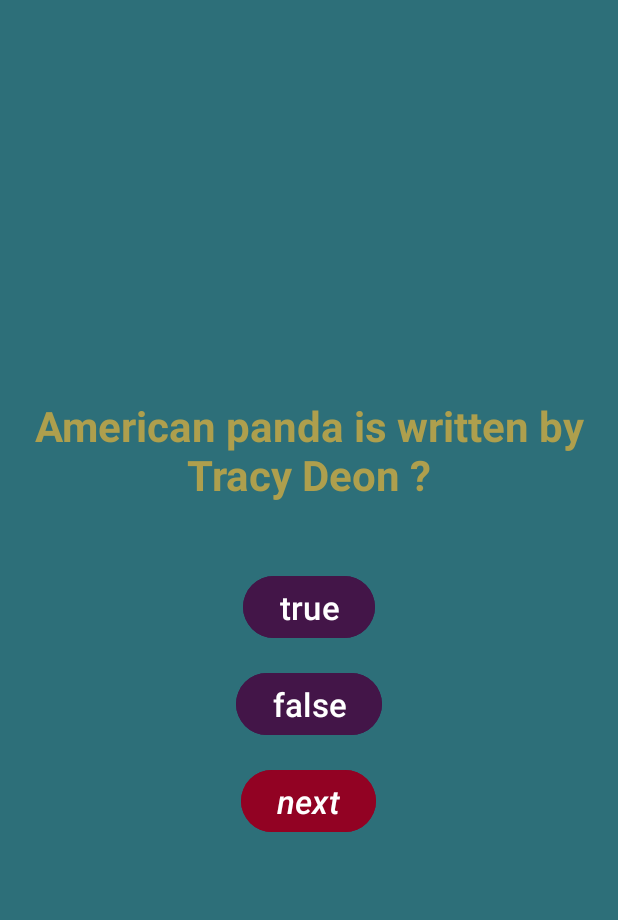
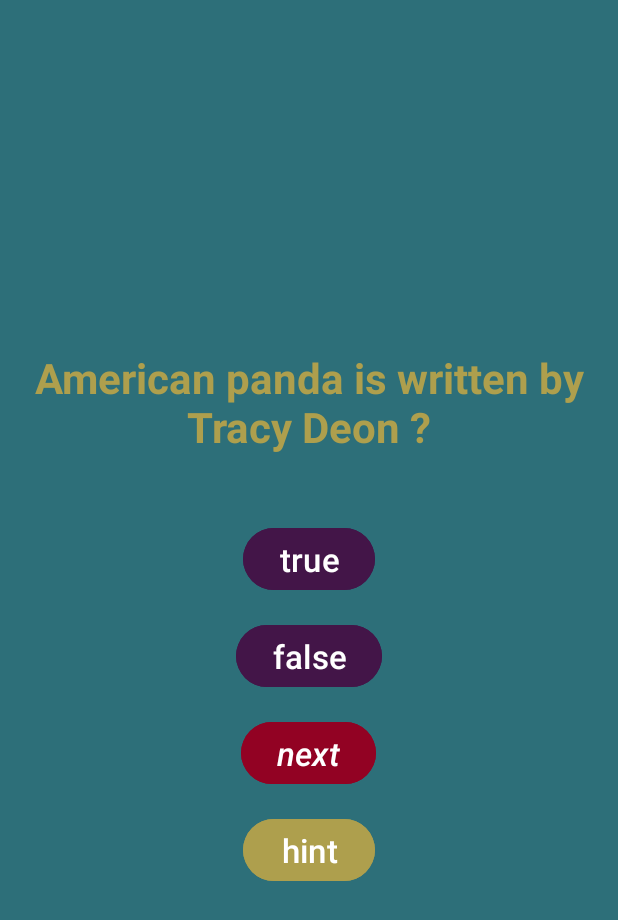
Before and after one commit to Anna24-bit/BookQuiz, an Android app: the screen it shows after launch (MainActivity), on a phone screen of 412 x 824 dp. Shown: the top 920 px of the screen. Run offline under Robolectric (Android 15) with nearby library versions, the phone set to English and light mode, and no system bars.

Commit message:
added the hint and penalty and i added the Snackbar and i fixed the email body

```diff
--- a/app/src/main/java/org/baltimorecityschools/bookquizappal/MainActivity.java
+++ b/app/src/main/java/org/baltimorecityschools/bookquizappal/MainActivity.java
@@ -15,6 +15,8 @@
 import androidx.core.view.ViewCompat;
 import androidx.core.view.WindowInsetsCompat;
 
+import com.google.android.material.snackbar.Snackbar;
+
 public class MainActivity extends AppCompatActivity {
     TextView questTV;
     Button trueBTN,falsBTN,nextbn;
@@ -23,9 +25,10 @@
     Toast myToast;
     int score;
     Intent goToSA;
-    Question q1,q2,q3,q4,q5,q6,q7,q8,q9,q10, currentQ;
+    Question q1,q2,q3,q4,q5,q6,q7,q8,q9,q10, currentQ, hints;
     Question[] questions;
     int currentIndex;
+    Button hintBTN;
 
     @Override
     protected void onCreate(Bundle savedInstanceState) {
@@ -33,16 +36,16 @@
         EdgeToEdge.enable(this);
         setContentView(R.layout.activity_main);
 
-        q1 = new Question(getString(R.string.q1Text),false);
-        q2 = new Question(getString(R.string.q2T),false);
-        q3 = new Question(getString(R.string.q3T),true);
-        q4 = new Question(getString(R.string.q4T),false);
-        q5 = new Question(getString(R.string.q5T),false);
-        q6 = new Question(getString(R.string.q6T),true);
-        q7 = new Question(getString(R.string.qT7),true);
-        q8 = new Question(getString(R.string.qT8),true);
-        q9 = new Question(getString(R.string.qT9),false);
-        q10 = new Question(getString(R.string.qT10),true);
+        q1 = new Question(getString(R.string.q1Text),false,"American panda was written by the same author of our wayward fate");
+        q2 = new Question(getString(R.string.q2T),false," book was published 1999");
+        q3 = new Question(getString(R.string.q3T),true,"The MC finds people strange");
+        q4 = new Question(getString(R.string.q4T),false,"The MC was born in Tokyo");
+        q5 = new Question(getString(R.string.q5T),false,"the MC has a half sister");
+        q6 = new Question(getString(R.string.q6T),true,"harry potter was book was first published in 1997");
+        q7 = new Question(getString(R.string.qT7),true,"two black men were accused of murder in alabama");
+        q8 = new Question(getString(R.string.qT8),true,"The answers to bree's quest in book two will be revealed in a following book");
+        q9 = new Question(getString(R.string.qT9),false,"The author died in 1940");
+        q10 = new Question(getString(R.string.qT10),true,"james baldwin wrote a story about two lovers from NYC who experienced racism in their city");
 
 
 
@@ -57,13 +60,26 @@
         trueBTN=findViewById(R.id.trbtn);
         falsBTN=findViewById(R.id.flbtn);
         toastMsg="You got the question wrong";
+        hintBTN=findViewById(R.id.Hbtn);
+
+        hintBTN.setOnClickListener(new View.OnClickListener() {
+            @Override
+            public void onClick(View view) {
+                Snackbar.make(view,currentQ.getHints(), Snackbar.LENGTH_LONG).setAction("",null).show();
+                score-=2;
+
+            }
+
+        });
+
+
 
         trueBTN.setOnClickListener(new View.OnClickListener() {
             @Override
             public void onClick(View view) {
                 if(currentQ.getCorrAns()==true){
                     toastMsg="You got it right";
-                    score++;
+                    score+=5;
 
                 }
 
@@ -77,13 +93,14 @@
             }
         });
 
+
         falsBTN.setOnClickListener(new View.OnClickListener() {
             @Override
             public void onClick(View view) {
 
                 if(currentQ.getCorrAns()==false){
                     toastMsg="You got it right";
-                    score++;
+                    score+=5;
 
                 }
 
--- a/app/src/main/java/org/baltimorecityschools/bookquizappal/Question.java
+++ b/app/src/main/java/org/baltimorecityschools/bookquizappal/Question.java
@@ -3,19 +3,34 @@
 public class Question {
     String qText;
     boolean correctAns;
+    String hint;
 
 
-    public Question(String qqText,boolean ccorrectAns){
+    public Question(String qqText,boolean ccorrectAns,String hints){
         qText=qqText;
         correctAns=ccorrectAns;
+        hint=hints;
 
     }
 
     public Question(){
         qText="";
         correctAns=false;
+        hint="";
 
     }
+
+
+    public String getHints(){
+
+        return hint;
+
+    }
+
+    public void setHints(String aHints){
+        hint=aHints;
+    }
+
 
     public boolean getCorrAns(){
 
@@ -36,6 +51,8 @@
     }
 
     public String toString(){
-        return "qText" + qText + "/n"+ "correctAns" +correctAns;
+        return "qText" + qText + "/n"+ "correctAns" +correctAns + hint;
     }
+
+
 }
--- a/app/src/main/res/layout/activity_main.xml
+++ b/app/src/main/res/layout/activity_main.xml
@@ -61,5 +61,16 @@
         />
 
 
+   <Button
+    android:layout_marginTop="15dp"
+    android:layout_width="wrap_content"
+    android:layout_height="wrap_content"
+    android:text="hint"
+    android:id="@+id/Hbtn"
+    android:textSize="22sp"
+    android:backgroundTint="@color/yel"
+    />
+
+
 
 </LinearLayout>
```
Also changed, not shown: app/src/main/java/org/baltimorecityschools/bookquizappal/ScoreActivity.java (+5 -4 lines).
